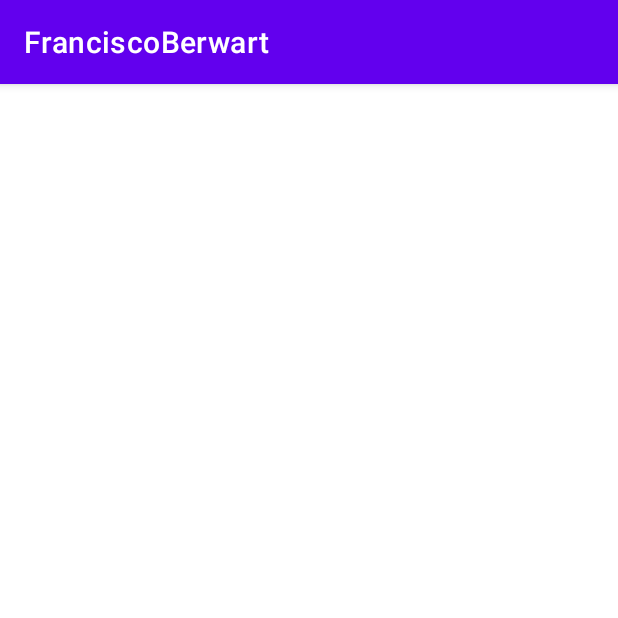
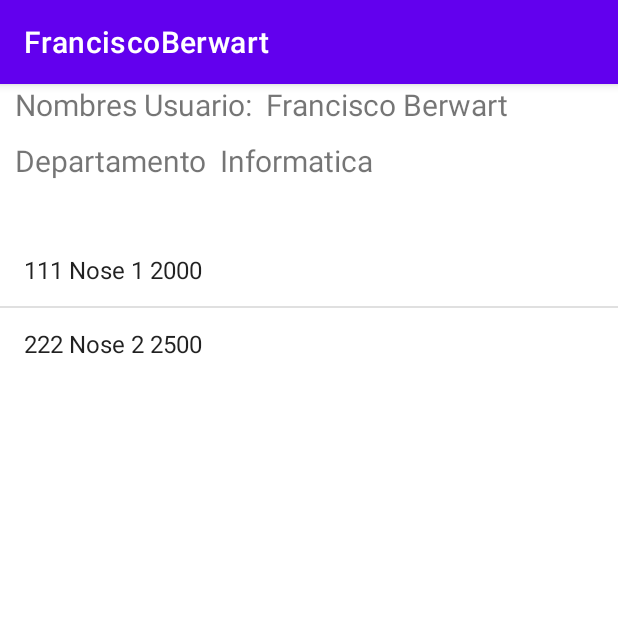
Before and after one commit to Panchober27/Prueba-2-Desarrollo-App-Moviles, an Android app: the screen it shows after launch (MantenedorEquipos), after a tap on an icon or button, on a phone screen of 412 x 824 dp, the top half of it. Run offline under Robolectric (Android 15) with nearby library versions, the phone set to English and light mode, and no system bars.

Commit message:
Avance con muchas cosas

```diff
--- a/app/src/main/java/com/example/franciscoberwart/BaseDatos.java
+++ b/app/src/main/java/com/example/franciscoberwart/BaseDatos.java
@@ -10,13 +10,31 @@ import java.util.ArrayList;
 public class BaseDatos {
 
     private static ArrayList<Usuario> tablaUsuarios = new ArrayList<>();
-    private static ArrayList<Equipo> listaEquipos = new ArrayList<>();
+    private static ArrayList<Equipo> tablaEquipos = new ArrayList<>();
+
+
+    //Metodo constructor para que la clase no se pueda instanciar.
+    private BaseDatos() {}
+
 
     // Metodo para agregar un usuario a tabla/lista
     public static boolean insertUser(Usuario user) {
         tablaUsuarios.add(user);
         return true;
     }
+
+    // Metodo para asignar Equipos a un usuario.
+    // Recibe como parametro un usuario y el equipo nuevo.
+    public static boolean addEquipToUser(String user, Equipo equipo) { // user-> atributo usuario de un Usuario.xD
+        for (Usuario us : tablaUsuarios) {
+            if (us.getUsuario().equals(user)) {
+                us.addEquipToUser(equipo);
+            }
+        }
+
+        return true;
+    }
+
 
     // Metodo para retornar los datos de los usuarios.
     public static ArrayList<Usuario> listUsers() {
--- a/app/src/main/java/com/example/franciscoberwart/MainActivity.java
+++ b/app/src/main/java/com/example/franciscoberwart/MainActivity.java
@@ -63,6 +63,10 @@ public class MainActivity extends AppCompatActivity {
             public boolean onItemLongClick(AdapterView<?> parent, View view, int position, long id) {
                 Usuario us = (Usuario) parent.getItemAtPosition(position);
                 Toast.makeText(MainActivity.this, "Eliminar usuario: " + us.getUsuario() + "?", Toast.LENGTH_LONG).show();
+                /**
+                 * Agregar un ConfirmAlertDialog para eliminar al usuario seleccionado de la lista.
+                 * crear metodo para borrar un usuario en base a su atributo usuario:!!!
+                 */
                 return true;
             }
         });
--- a/app/src/main/java/com/example/franciscoberwart/MantenedorEquipos.java
+++ b/app/src/main/java/com/example/franciscoberwart/MantenedorEquipos.java
@@ -4,31 +4,50 @@ import androidx.appcompat.app.AppCompatActivity;
 
 import android.os.Bundle;
 import android.util.Log;
+import android.view.View;
+import android.widget.AdapterView;
+import android.widget.ArrayAdapter;
+import android.widget.ListView;
+import android.widget.TextView;
 import android.widget.Toast;
 
 import java.util.ArrayList;
 
 public class MantenedorEquipos extends AppCompatActivity {
 
+    private TextView tvNomUser, tvDeptUser;
+    private ListView listaEquipos;
+    private ArrayAdapter<Equipo> adapterEquipos;
+
     @Override
     protected void onCreate(Bundle savedInstanceState) {
         super.onCreate(savedInstanceState);
         setContentView(R.layout.activity_mantenedor_equipos);
 
+        inits();
         chargeBundles();
 
+        chargeListEvents();
+
+    }
+
+    // Metodo de inicializacion de componentes.
+    private void inits() {
+        tvNomUser = findViewById(R.id.tvNomUser);
+        tvDeptUser = findViewById(R.id.tvDeptUser);
+        listaEquipos = findViewById(R.id.listEquipos);
     }
 
 
     // Metodo para cargar los datos(atributos y objetos del usuario.)
     private void chargeBundles() {
         Bundle bundle = getIntent().getExtras();
-
         if (bundle != null) { // Viene algo....
             Usuario user = (Usuario) bundle.getSerializable("usuario");
             Equipo equipo = user.findEquipoBySerie("111");
 
-            ArrayList<Equipo> listEquipos = user.getListaEquipos();
+            ArrayList<Equipo> listEquipos = user.getListaEquipos(); // Reemplazar por BaseDatos.getListaDeEquipos(String usuario)
+            // Buscar el usuario que corresponde(el que esta instanciado ahora mismo?)
 
             Toast.makeText(MantenedorEquipos.this, "Lista Equipos: " + listEquipos, Toast.LENGTH_LONG).show();
 
@@ -39,11 +58,31 @@ public class MantenedorEquipos extends AppCompatActivity {
             Log.d("TAG_", "EQUIPO 1 serie: " + equipo.getSerie());
             Log.d("TAG_", "EQUIPO 1 descripcion: " + equipo.getDescripcion());
             Log.d("TAG_", "EQUIPO 1 valor: " + equipo.getValor());
-
             Log.d("TAG_", "");
 
+            // Se cargan los datos(atributos del usuario) a los TextView :)
+            tvNomUser.setText(tvNomUser.getText() + " " + user.getNombre() + " " + user.getApellido());
+            tvDeptUser.setText(tvDeptUser.getText() + " " + user.getDepartamento());
+
+            // Cargar al ListView de equipos, el arreglo con los equipos que le pertenecen al usuario.
+            adapterEquipos = new ArrayAdapter<Equipo>(MantenedorEquipos.this, android.R.layout.simple_list_item_1,
+                    user.getListaEquipos());
+            listaEquipos.setAdapter(adapterEquipos);
+
         }
+    }
 
+    private void chargeListEvents() {
+        listaEquipos.setOnItemLongClickListener(new AdapterView.OnItemLongClickListener() {
+            @Override
+            public boolean onItemLongClick(AdapterView<?> parent, View view, int position, long id) {
+                Equipo eq = (Equipo) parent.getItemAtPosition(position);
+                Toast.makeText(MantenedorEquipos.this, "Eliminar Equipo: " + eq.getSerie() + " " + eq.getDescripcion() + "?",
+                        Toast.LENGTH_LONG).show();
+
+                return true;
+            }
+        });
     }
 
 
--- a/app/src/main/java/com/example/franciscoberwart/Usuario.java
+++ b/app/src/main/java/com/example/franciscoberwart/Usuario.java
@@ -30,6 +30,11 @@ public class Usuario implements Serializable {
     public Equipo findEquipoBySerie(String serie){
         return listaEquipos.get(0);
     }
+
+    // Metodo para agregar equipos al usuario.
+    public void addEquipToUser(Equipo equipo){
+        listaEquipos.add(equipo);
+    } // FALTA "MARCAR" AL USUARIO
 
 
     @Override
--- a/app/src/main/res/layout/activity_mantenedor_equipos.xml
+++ b/app/src/main/res/layout/activity_mantenedor_equipos.xml
@@ -1,9 +1,41 @@
 <?xml version="1.0" encoding="utf-8"?>
-<androidx.constraintlayout.widget.ConstraintLayout xmlns:android="http://schemas.android.com/apk/res/android"
+<LinearLayout xmlns:android="http://schemas.android.com/apk/res/android"
     xmlns:app="http://schemas.android.com/apk/res-auto"
     xmlns:tools="http://schemas.android.com/tools"
     android:layout_width="match_parent"
     android:layout_height="match_parent"
+    android:orientation="vertical"
     tools:context=".MantenedorEquipos">
 
-</androidx.constraintlayout.widget.ConstraintLayout>
+
+    <TextView
+        android:id="@+id/tvNomUser"
+        android:layout_width="match_parent"
+        android:layout_height="wrap_content"
+        android:layout_marginHorizontal="10dp"
+        android:layout_marginBottom="10dp"
+        android:text="Nombres Usuario: "
+        android:textSize="20dp">
+
+    </TextView>
+
+    <TextView
+        android:id="@+id/tvDeptUser"
+        android:layout_width="match_parent"
+        android:layout_height="wrap_content"
+        android:layout_marginHorizontal="10dp"
+        android:layout_marginBottom="35dp"
+        android:text="Departamento "
+        android:textSize="20dp">
+
+    </TextView>
+
+    <ListView
+        android:id="@+id/listEquipos"
+        android:layout_width="match_parent"
+        android:layout_height="wrap_content">
+
+    </ListView>
+
+
+</LinearLayout>
```
